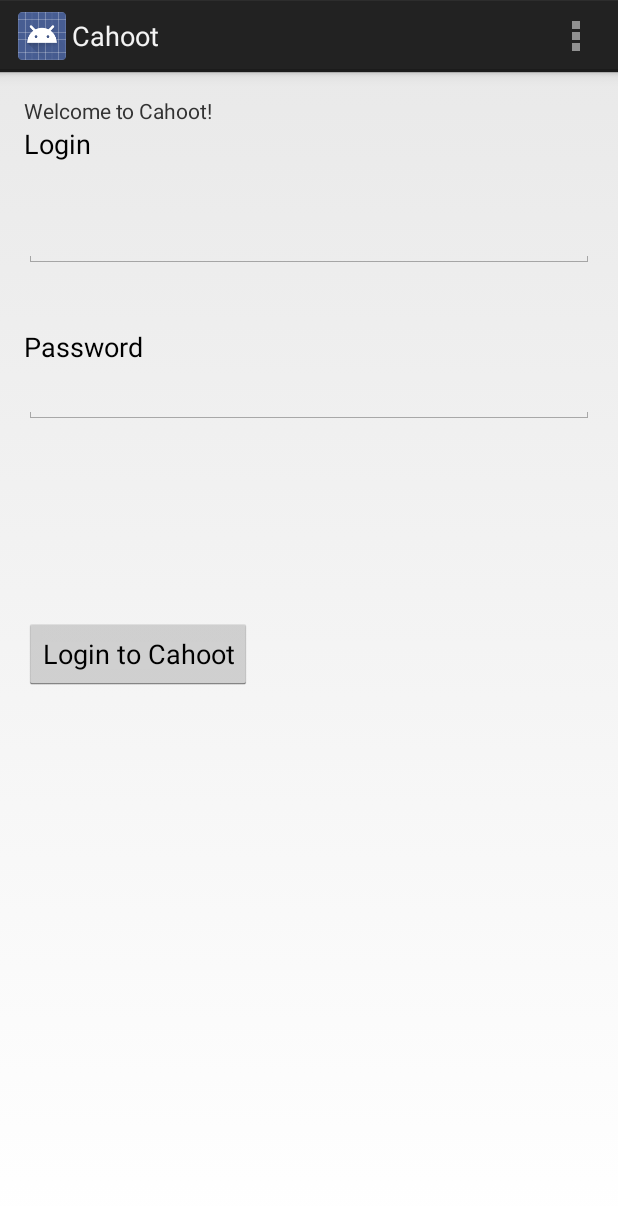
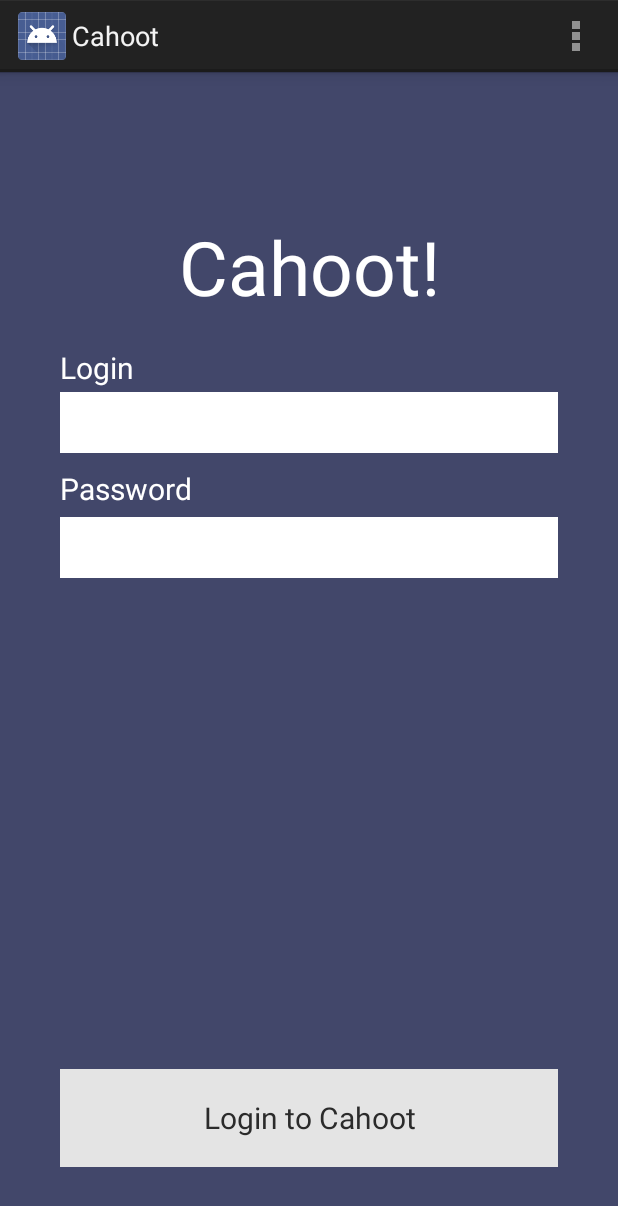
Before and after one commit to lrehmann/cahoot, an Android app: the screen it shows after launch (login), on a phone screen of 412 x 824 dp. Shown: the top 1206 px of the screen. Run offline under Robolectric (Android 15) with nearby library versions, the phone set to English and light mode, and no system bars.

Commit message:
styled login page

```diff
--- a/Cahoot-App/app/src/main/res/layout/activity_login.xml
+++ b/Cahoot-App/app/src/main/res/layout/activity_login.xml
@@ -2,17 +2,25 @@
     xmlns:tools="http://schemas.android.com/tools"
     android:layout_width="match_parent"
     android:layout_height="match_parent"
-    android:paddingLeft="@dimen/activity_horizontal_margin"
-    android:paddingRight="@dimen/activity_horizontal_margin"
+    android:paddingLeft="40dp"
+    android:paddingRight="40dp"
     android:paddingTop="@dimen/activity_vertical_margin"
     android:paddingBottom="@dimen/activity_vertical_margin"
+    android:background="#42476a"
+    android:textColor="#ffffff"
     tools:context="com.example.lukerehmann.cahoot.login">
 
     <TextView
-        android:text="Welcome to Cahoot!"
+        android:text="Cahoot!"
         android:layout_width="match_parent"
         android:layout_height="wrap_content"
-        android:id="@+id/login" />
+        android:id="@+id/login"
+        android:textColor="#ffffff"
+        android:layout_marginTop="80dp"
+        android:layout_marginBottom="20dp"
+        android:textSize="50dp"
+        android:gravity="center"
+        />
 
     <EditText
         android:layout_width="match_parent"
@@ -23,7 +31,12 @@
         android:layout_below="@+id/login"
         android:layout_alignParentLeft="true"
         android:layout_alignParentStart="true"
-        android:layout_marginTop="56dp" />
+        android:layout_marginTop="30dp"
+        android:textColor="#ffffff"
+        android:paddingBottom="8dp"
+        android:paddingTop="8dp"
+        android:background="#ffffff"
+        />
 
     <EditText
         android:layout_width="match_parent"
@@ -33,19 +46,28 @@
         android:id="@+id/password"
         android:layout_alignParentStart="true"
         android:layout_below="@+id/passwordText"
-        android:layout_alignParentLeft="true" />
+        android:layout_alignParentLeft="true"
+        android:textColor="#ffffff"
+        android:paddingBottom="8dp"
+        android:paddingTop="8dp"
+        android:layout_marginTop="5dp"
+        android:background="#ffffff"/>
 
     <Button
-        android:layout_width="wrap_content"
-        android:layout_height="wrap_content"
+        android:layout_width="match_parent"
+        android:layout_height="65dp"
         android:text="Login to Cahoot"
         android:id="@+id/loginbutton"
-        android:layout_marginTop="129dp"
-        android:layout_below="@+id/password"
+        android:onClick="LoginCahoot"
+        android:textSize="20dp"
+        android:textColor="#2b2b2b"
+        android:background="#e4e4e4"
+        android:layout_alignParentBottom="true"
         android:layout_alignParentLeft="true"
         android:layout_alignParentStart="true"
-        android:onClick="LoginCahoot"
-        />
+        android:layout_alignParentRight="true"
+        android:layout_alignParentEnd="true"
+        android:layout_marginBottom="30dp"/>
 
     <TextView
         android:layout_width="wrap_content"
@@ -56,7 +78,9 @@
         android:layout_below="@+id/email"
         android:layout_alignParentLeft="true"
         android:layout_alignParentStart="true"
-        android:layout_marginTop="40dp" />
+        android:layout_marginTop="10dp"
+        android:textSize="20dp"
+        android:textColor="#ffffff"/>
 
     <TextView
         android:layout_width="wrap_content"
@@ -66,7 +90,9 @@
         android:id="@+id/login_text"
         android:layout_below="@+id/login"
         android:layout_alignParentLeft="true"
-        android:layout_alignParentStart="true" />
+        android:layout_alignParentStart="true"
+        android:textColor="#ffffff"
+        android:textSize="20dp"/>
 
 
 </RelativeLayout>
```
Also changed, not shown: 1 other file.
